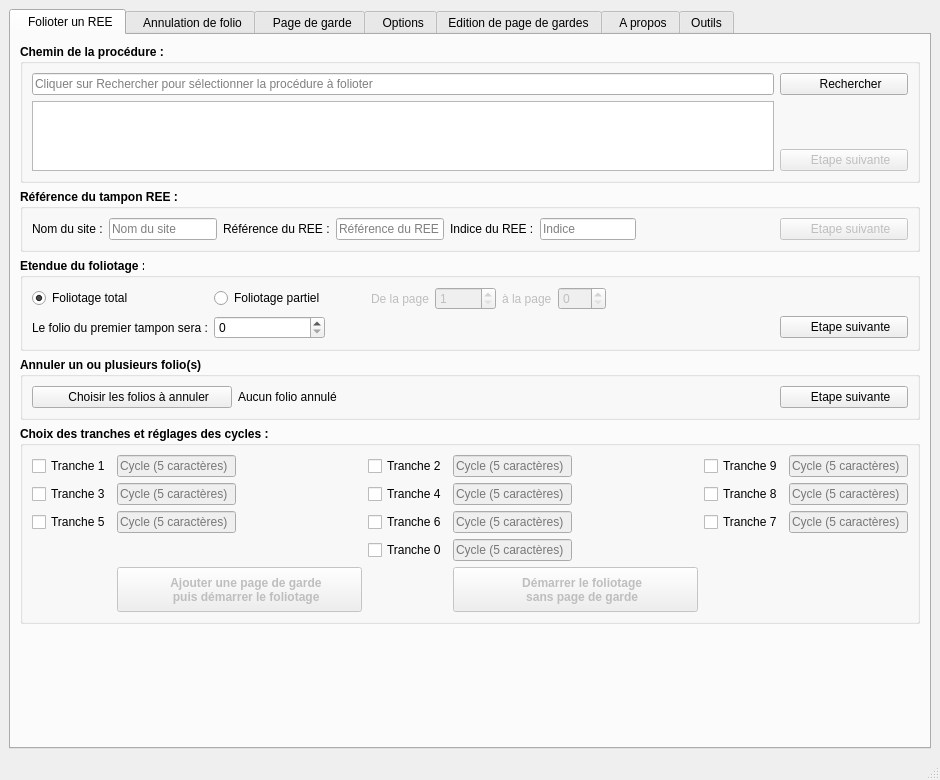
alwendya/REEMakerQT, file mainwindow.ui: the form before one commit.
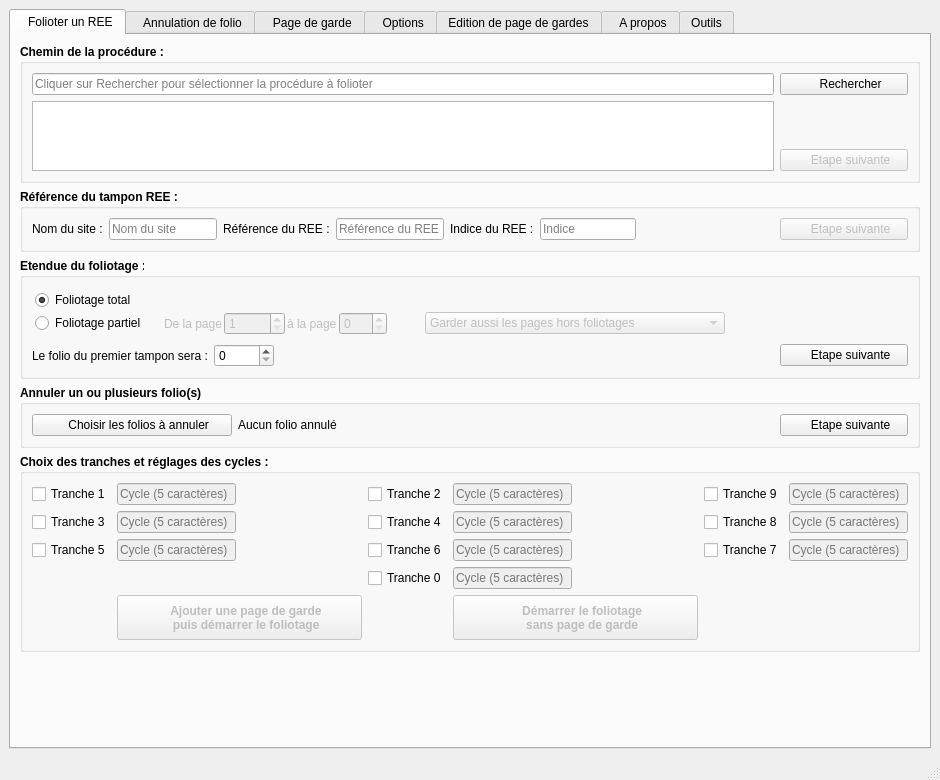
The form after the commit. The open tabs and pages were chosen to show the change. Icons and pictures are not drawn. Custom widgets are drawn as their Qt base class.

```diff
--- a/mainwindow.ui
+++ b/mainwindow.ui
@@ -1099,7 +1099,7 @@
            <string>Etendue du foliotage :</string>
           </property>
           <layout class="QGridLayout" name="gridLayout_6">
-           <item row="1" column="9">
+           <item row="1" column="6">
             <widget class="QPushButton" name="Folioter_Btn_EtapeSuivante3">
              <property name="enabled">
               <bool>true</bool>
@@ -1139,87 +1139,6 @@
              </property>
             </widget>
            </item>
-           <item row="0" column="6">
-            <widget class="QLabel" name="label_7">
-             <property name="enabled">
-              <bool>false</bool>
-             </property>
-             <property name="font">
-              <font>
-               <bold>false</bold>
-              </font>
-             </property>
-             <property name="text">
-              <string>à la page</string>
-             </property>
-            </widget>
-           </item>
-           <item row="0" column="5">
-            <widget class="QSpinBox" name="Folioter_Spin_Partiel_Debut">
-             <property name="enabled">
-              <bool>false</bool>
-             </property>
-             <property name="minimumSize">
-              <size>
-               <width>48</width>
-               <height>0</height>
-              </size>
-             </property>
-             <property name="font">
-              <font>
-               <bold>false</bold>
-              </font>
-             </property>
-             <property name="minimum">
-              <number>1</number>
-             </property>
-             <property name="maximum">
-              <number>99999</number>
-             </property>
-            </widget>
-           </item>
-           <item row="0" column="4">
-            <widget class="QLabel" name="label_6">
-             <property name="enabled">
-              <bool>false</bool>
-             </property>
-             <property name="font">
-              <font>
-               <bold>false</bold>
-              </font>
-             </property>
-             <property name="text">
-              <string>De la page</string>
-             </property>
-            </widget>
-           </item>
-           <item row="0" column="1">
-            <widget class="QRadioButton" name="Folioter_Radio_FolioTotal">
-             <property name="font">
-              <font>
-               <bold>false</bold>
-              </font>
-             </property>
-             <property name="statusTip">
-              <string>La procédure sera foliotée en totalité</string>
-             </property>
-             <property name="text">
-              <string>Foliotage total</string>
-             </property>
-             <property name="checked">
-              <bool>true</bool>
-             </property>
-            </widget>
-           </item>
-           <item row="1" column="2">
-            <widget class="QSpinBox" name="Folioter_Spin_PremierePage">
-             <property name="font">
-              <font>
-               <bold>false</bold>
-              </font>
-             </property>
-            </widget>
-           </item>
            <item row="1" column="1">
             <widget class="QLabel" name="label_5">
              <property name="font">
@@ -1232,40 +1151,222 @@
              </property>
             </widget>
            </item>
-           <item row="0" column="7">
-            <widget class="QSpinBox" name="Folioter_Spin_Partiel_Fin">
-             <property name="enabled">
-              <bool>false</bool>
+           <item row="1" column="2">
+            <widget class="QSpinBox" name="Folioter_Spin_PremierePage">
+             <property name="maximumSize">
+              <size>
+               <width>60</width>
+               <height>16777215</height>
+              </size>
              </property>
+             <property name="font">
+              <font>
+               <bold>false</bold>
+              </font>
+             </property>
+            </widget>
+           </item>
+           <item row="0" column="1" colspan="5">
+            <widget class="QFrame" name="frame_4">
              <property name="minimumSize">
               <size>
-               <width>48</width>
+               <width>0</width>
                <height>0</height>
               </size>
              </property>
-             <property name="font">
-              <font>
-               <bold>false</bold>
-              </font>
-             </property>
+             <layout class="QGridLayout" name="gridLayout_35">
+              <property name="leftMargin">
+               <number>3</number>
+              </property>
+              <property name="topMargin">
+               <number>3</number>
+              </property>
+              <property name="rightMargin">
+               <number>3</number>
+              </property>
+              <property name="bottomMargin">
+               <number>3</number>
+              </property>
+              <property name="spacing">
+               <number>2</number>
+              </property>
+              <item row="1" column="5">
+               <widget class="QSpinBox" name="Folioter_Spin_Partiel_Fin">
+                <property name="enabled">
+                 <bool>false</bool>
+                </property>
+                <property name="minimumSize">
+                 <size>
+                  <width>48</width>
+                  <height>0</height>
+                 </size>
+                </property>
+                <property name="font">
+                 <font>
+                  <bold>false</bold>
+                 </font>
+                </property>
+               </widget>
+              </item>
+              <item row="1" column="4">
+               <widget class="QLabel" name="label_7">
+                <property name="enabled">
+                 <bool>false</bool>
+                </property>
+                <property name="font">
+                 <font>
+                  <bold>false</bold>
+                 </font>
+                </property>
+                <property name="text">
+                 <string>à la page</string>
+                </property>
+               </widget>
+              </item>
+              <item row="1" column="6">
+               <widget class="QLabel" name="label_104">
+                <property name="enabled">
+                 <bool>false</bool>
+                </property>
+                <property name="font">
+                 <font>
+                  <bold>false</bold>
+                 </font>
+                </property>
+                <property name="text">
+                 <string>          </string>
+                </property>
+               </widget>
+              </item>
+              <item row="0" column="1" colspan="4">
+               <widget class="QRadioButton" name="Folioter_Radio_FolioTotal">
+                <property name="sizePolicy">
+                 <sizepolicy hsizetype="Preferred" vsizetype="Fixed">
+                  <horstretch>0</horstretch>
+                  <verstretch>0</verstretch>
+                 </sizepolicy>
+                </property>
+                <property name="font">
+                 <font>
+                  <bold>false</bold>
+                 </font>
+                </property>
+                <property name="statusTip">
+                 <string>La procédure sera foliotée en totalité</string>
+                </property>
+                <property name="text">
+                 <string>Foliotage total</string>
+                </property>
+                <property name="checked">
+                 <bool>true</bool>
+                </property>
+               </widget>
+              </item>
+              <item row="1" column="7">
+               <widget class="QComboBox" name="Folioter_combo_Partiel">
+                <property name="enabled">
+                 <bool>false</bool>
+                </property>
+                <property name="sizePolicy">
+                 <sizepolicy hsizetype="Preferred" vsizetype="Fixed">
+                  <horstretch>0</horstretch>
+                  <verstretch>0</verstretch>
+                 </sizepolicy>
+                </property>
+                <property name="minimumSize">
+                 <size>
+                  <width>300</width>
+                  <height>0</height>
+                 </size>
+                </property>
+                <property name="font">
+                 <font>
+                  <bold>false</bold>
+                 </font>
+                </property>
+                <item>
+                 <property name="text">
+                  <string>Garder aussi les pages hors foliotages</string>
+                 </property>
+                </item>
+                <item>
+                 <property name="text">
+                  <string>Garder uniquement les pages foliotées</string>
+                 </property>
+                </item>
+               </widget>
+              </item>
+              <item row="1" column="1">
+               <widget class="QRadioButton" name="Folioter_Radio_FolioPartiel">
+                <property name="font">
+                 <font>
+                  <bold>false</bold>
+                 </font>
+                </property>
+                <property name="statusTip">
+                 <string>La procédure sera foliotée partiellement</string>
+                </property>
+                <property name="text">
+                 <string>Foliotage partiel     </string>
+                </property>
+               </widget>
+              </item>
+              <item row="1" column="2">
+               <widget class="QLabel" name="label_6">
+                <property name="enabled">
+                 <bool>false</bool>
+                </property>
+                <property name="font">
+                 <font>
+                  <bold>false</bold>
+                 </font>
+                </property>
+                <property name="text">
+                 <string>De la page</string>
+                </property>
+               </widget>
+              </item>
+              <item row="1" column="3">
+               <widget class="QSpinBox" name="Folioter_Spin_Partiel_Debut">
+                <property name="enabled">
+                 <bool>false</bool>
+                </property>
+                <property name="minimumSize">
+                 <size>
+                  <width>48</width>
+                  <height>0</height>
+                 </size>
+                </property>
+                <property name="font">
+                 <font>
+                  <bold>false</bold>
+                 </font>
+                </property>
+                <property name="minimum">
+                 <number>1</number>
+                </property>
+                <property name="maximum">
+                 <number>99999</number>
+                </property>
+               </widget>
+              </item>
+              <item row="1" column="8">
+               <spacer name="horizontalSpacer_3">
+                <property name="orientation">
+                 <enum>Qt::Orientation::Horizontal</enum>
+                </property>
+                <property name="sizeHint" stdset="0">
+                 <size>
+                  <width>40</width>
+                  <height>20</height>
+                 </size>
+                </property>
+               </spacer>
+              </item>
+             </layout>
             </widget>
            </item>
-           <item row="0" column="2">
-            <widget class="QRadioButton" name="Folioter_Radio_FolioPartiel">
-             <property name="font">
-              <font>
-               <bold>false</bold>
-              </font>
-             </property>
-             <property name="statusTip">
-              <string>La procédure sera foliotée partiellement</string>
-             </property>
-             <property name="text">
-              <string>Foliotage partiel</string>
-             </property>
-            </widget>
-           </item>
-           <item row="1" column="8">
+           <item row="1" column="3" colspan="3">
             <spacer name="horizontalSpacer_2">
              <property name="orientation">
               <enum>Qt::Orientation::Horizontal</enum>
@@ -1278,22 +1379,6 @@
              </property>
             </spacer>
            </item>
-           <item row="0" column="3">
-            <spacer name="horizontalSpacer_3">
-             <property name="orientation">
-              <enum>Qt::Orientation::Horizontal</enum>
-             </property>
-             <property name="sizeType">
-              <enum>QSizePolicy::Policy::Fixed</enum>
-             </property>
-             <property name="sizeHint" stdset="0">
-              <size>
-               <width>40</width>
-               <height>20</height>
-              </size>
-             </property>
-            </spacer>
-           </item>
           </layout>
          </widget>
         </item>
```
Left out of the diff: 460 changed lines with no effect on the pictures.
